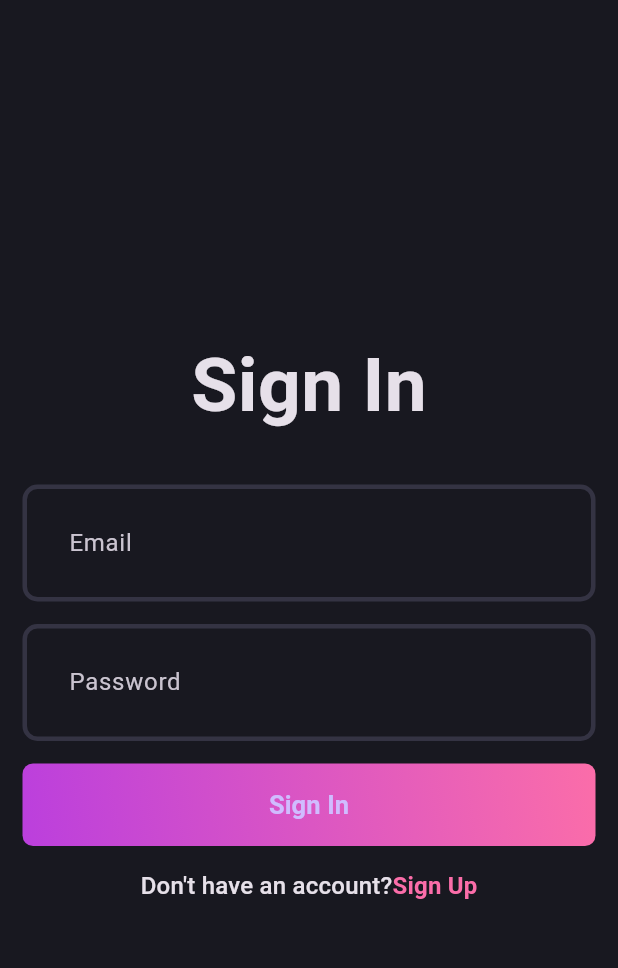
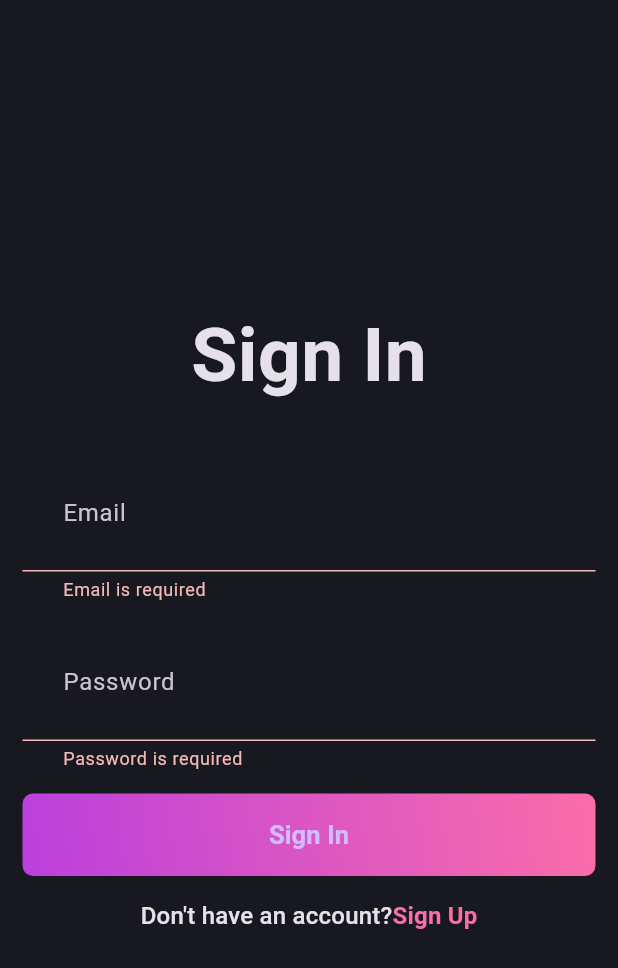
Before and after one commit to tecrodrigocastro/blog_supabase, a Flutter app: the screen it shows after launch, after a tap on "Sign In", on a phone screen of 412 x 824 dp. Shown: the top 968 px of the screen. Run offline on Flutter 3.47's test engine with Material 3 defaults, Android fonts, the phone set to English and light mode, and no system bars; our stand-ins replace bloc, equatable, flutter_bloc, fpdart, get_it, supabase_flutter; accounts and stored records are empty.

Commit message:
auth done

```diff
--- a/lib/features/auth/data/repositories/auth_repository_impl.dart
+++ b/lib/features/auth/data/repositories/auth_repository_impl.dart
@@ -4,7 +4,6 @@ import 'package:blog_supabase/features/auth/data/datasources/auth_remote_data_so
 import 'package:blog_supabase/features/auth/domain/entities/user_entity.dart';
 import 'package:blog_supabase/features/auth/domain/repositories/auth_repository.dart';
 import 'package:fpdart/fpdart.dart';
-import 'package:supabase_flutter/supabase_flutter.dart';
 
 class AuthRepositoryImpl implements AuthRepository {
   final AuthRemoteDataSources authDataSource;
@@ -22,7 +21,7 @@ class AuthRepositoryImpl implements AuthRepository {
         password: password,
       );
       return Right(result);
-    } on AuthException catch (e) {
+    } on ServerException catch (e) {
       return Left(Failure(e.message));
     }
   }
--- /dev/null
+++ b/lib/features/auth/domain/usecases/user_login.dart
@@ -0,0 +1,28 @@
+// ignore_for_file: public_member_api_docs, sort_constructors_first
+import 'package:blog_supabase/core/error/failure.dart';
+import 'package:blog_supabase/core/usecases/usecase.dart';
+import 'package:blog_supabase/features/auth/domain/entities/user_entity.dart';
+import 'package:blog_supabase/features/auth/domain/repositories/auth_repository.dart';
+import 'package:fpdart/fpdart.dart';
+
+class UserLoginCase implements UseCase<UserEntity, UserLoginCaseParams> {
+  final AuthRepository authRepository;
+  UserLoginCase(this.authRepository);
+  @override
+  Future<Either<Failure, UserEntity>> call(UserLoginCaseParams params) async {
+    return await authRepository.loginWithEmailAndPassword(
+      email: params.email,
+      password: params.password,
+    );
+  }
+}
+
+class UserLoginCaseParams {
+  final String email;
+  final String password;
+
+  UserLoginCaseParams({
+    required this.email,
+    required this.password,
+  });
+}
--- a/lib/features/auth/presentation/bloc/auth_bloc.dart
+++ b/lib/features/auth/presentation/bloc/auth_bloc.dart
@@ -1,5 +1,6 @@
 import 'package:bloc/bloc.dart';
 import 'package:blog_supabase/features/auth/domain/entities/user_entity.dart';
+import 'package:blog_supabase/features/auth/domain/usecases/user_login.dart';
 import 'package:blog_supabase/features/auth/domain/usecases/user_sign_up.dart';
 import 'package:equatable/equatable.dart';
 
@@ -8,8 +9,12 @@ part 'auth_state.dart';
 
 class AuthBloc extends Bloc<AuthEvent, AuthState> {
   final UserSignUpCase _userSignUpCase;
-  AuthBloc({required UserSignUpCase userSignUpCase})
+  final UserLoginCase _userLoginCase;
+  AuthBloc(
+      {required UserSignUpCase userSignUpCase,
+      required UserLoginCase userLoginCase})
       : _userSignUpCase = userSignUpCase,
+        _userLoginCase = userLoginCase,
         super(AuthInitial()) {
     on<SignUpWithEmailAndPassword>(
       (event, emit) async {
@@ -32,5 +37,26 @@ class AuthBloc extends Bloc<AuthEvent, AuthState> {
         );
       },
     );
+
+    on<LoginWithEmailAndPassword>(
+      (event, emit) async {
+        emit(AuthLoading());
+        await _userLoginCase
+            .call(
+          UserLoginCaseParams(
+            email: event.email,
+            password: event.password,
+          ),
+        )
+            .then(
+          (value) {
+            value.fold(
+              (failure) => emit(AuthError(failure.message)),
+              (user) => emit(AuthSuccess(user)),
+            );
+          },
+        );
+      },
+    );
   }
 }
--- a/lib/features/auth/presentation/bloc/auth_event.dart
+++ b/lib/features/auth/presentation/bloc/auth_event.dart
@@ -21,3 +21,16 @@ class SignUpWithEmailAndPassword extends AuthEvent {
   @override
   List<Object> get props => [name, email, password];
 }
+
+class LoginWithEmailAndPassword extends AuthEvent {
+  final String email;
+  final String password;
+
+  const LoginWithEmailAndPassword({
+    required this.email,
+    required this.password,
+  });
+
+  @override
+  List<Object> get props => [email, password];
+}
--- a/lib/features/auth/presentation/pages/login_page.dart
+++ b/lib/features/auth/presentation/pages/login_page.dart
@@ -1,8 +1,14 @@
+import 'dart:developer';
+
+import 'package:blog_supabase/core/common/widgets/loading.dart';
 import 'package:blog_supabase/core/theme/app_pallete.dart';
+import 'package:blog_supabase/core/utils/show_snackbar.dart';
+import 'package:blog_supabase/features/auth/presentation/bloc/auth_bloc.dart';
 import 'package:blog_supabase/features/auth/presentation/pages/signup_page.dart';
 import 'package:blog_supabase/features/auth/presentation/widgets/auth_field.dart';
 import 'package:blog_supabase/features/auth/presentation/widgets/auth_gradient_button.dart';
 import 'package:flutter/material.dart';
+import 'package:flutter_bloc/flutter_bloc.dart';
 
 class LoginPage extends StatefulWidget {
   const LoginPage({super.key});
@@ -25,10 +31,24 @@ class _LoginPageState extends State<LoginPage> {
 
   @override
   Widget build(BuildContext context) {
+    final authBloc = context.read<AuthBloc>();
     return Scaffold(
       body: Padding(
         padding: const EdgeInsets.all(15.0),
-        child: Form(
+        child: BlocConsumer<AuthBloc, AuthState>(
+          listener: (context, state) {
+            if (state is AuthError) {
+              showMessageSnackBar(context, state.message, color: Colors.red);
+            }
+            if (state is AuthSuccess) {
+              log('DEU BOM');
+            }
+          },
+          builder: (context, state) {
+            if (state is AuthLoading) {
+              return const Loading();
+            }
+            return Form(
               key: formKey,
               child: Column(
                 mainAxisAlignment: MainAxisAlignment.center,
@@ -48,11 +68,21 @@ class _LoginPageState extends State<LoginPage> {
                       controller: passwordEC,
                       obscureText: true),
                   const SizedBox(height: 15),
-              AuthGradientButton(text: 'Sign In', onPressed: () {}),
+                  AuthGradientButton(
+                      text: 'Sign In',
+                      onPressed: () {
+                        if (formKey.currentState!.validate()) {
+                          authBloc.add(LoginWithEmailAndPassword(
+                            email: emailEC.text.trim(),
+                            password: passwordEC.text.trim(),
+                          ));
+                        }
+                      }),
                   const SizedBox(height: 15),
                   GestureDetector(
                     onTap: () {
-                  Navigator.push(context, MaterialPageRoute(builder: (context) {
+                      Navigator.push(context,
+                          MaterialPageRoute(builder: (context) {
                         return const SignUpPage();
                       }));
                     },
@@ -63,8 +93,10 @@ class _LoginPageState extends State<LoginPage> {
                         children: [
                           TextSpan(
                             text: 'Sign Up',
-                        style:
-                            Theme.of(context).textTheme.titleMedium!.copyWith(
+                            style: Theme.of(context)
+                                .textTheme
+                                .titleMedium!
+                                .copyWith(
                                   color: AppPallete.gradient2,
                                   fontWeight: FontWeight.bold,
                                 ),
@@ -75,6 +107,8 @@ class _LoginPageState extends State<LoginPage> {
                   ),
                 ],
               ),
+            );
+          },
         ),
       ),
     );
--- a/lib/init_dependencies.dart
+++ b/lib/init_dependencies.dart
@@ -1,6 +1,7 @@
 import 'package:blog_supabase/core/env/app_secrets.dart';
 import 'package:blog_supabase/features/auth/data/datasources/auth_remote_data_sources.dart';
 import 'package:blog_supabase/features/auth/data/repositories/auth_repository_impl.dart';
+import 'package:blog_supabase/features/auth/domain/usecases/user_login.dart';
 import 'package:blog_supabase/features/auth/domain/usecases/user_sign_up.dart';
 import 'package:blog_supabase/features/auth/presentation/bloc/auth_bloc.dart';
 import 'package:get_it/get_it.dart';
@@ -38,9 +39,17 @@ void initFeatures() {
       autoInjector<AuthRepositoryImpl>(),
     ),
   );
+
+  autoInjector.registerFactory<UserLoginCase>(
+    () => UserLoginCase(
+      autoInjector<AuthRepositoryImpl>(),
+    ),
+  );
+
   autoInjector.registerLazySingleton(
     () => AuthBloc(
       userSignUpCase: autoInjector<UserSignUpCase>(),
+      userLoginCase: autoInjector<UserLoginCase>(),
     ),
   );
 }
```
Also changed, not shown: lib/features/auth/data/datasources/auth_remote_data_sources.dart (+14 -1 lines), lib/features/auth/presentation/pages/signup_page.dart (+9 -3 lines). Lines whose indentation alone changed are shown as unchanged.
